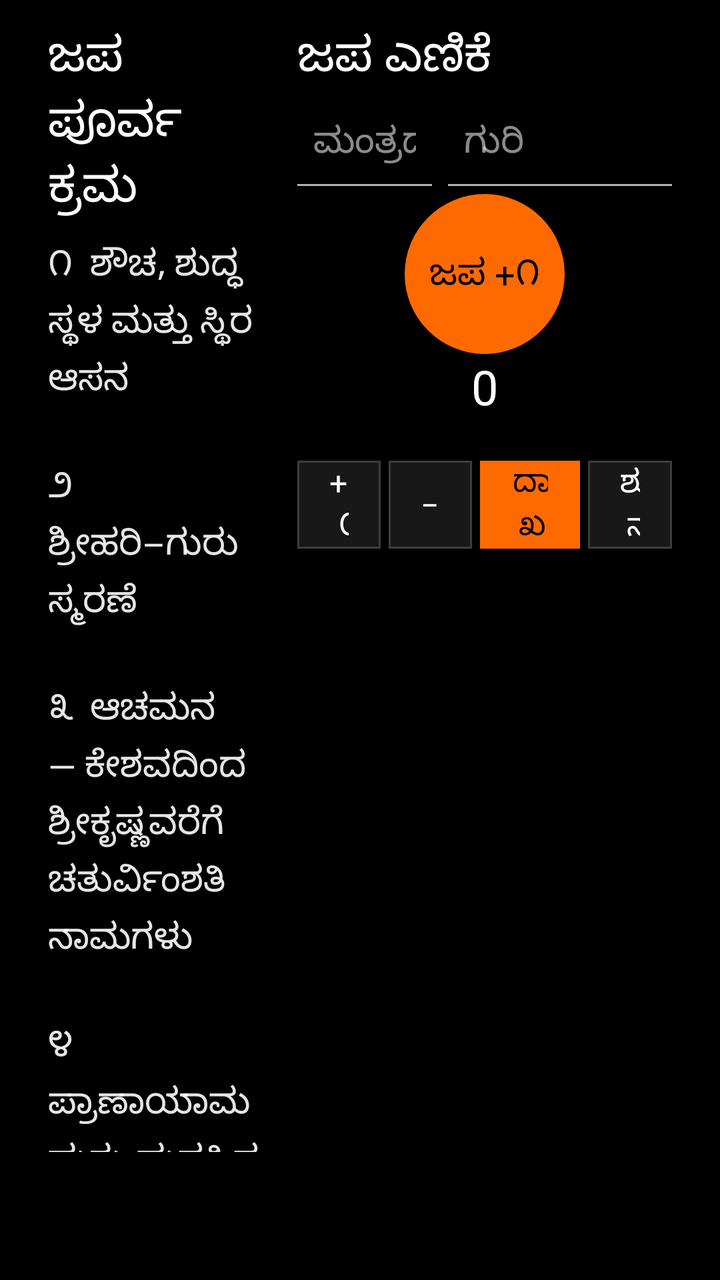
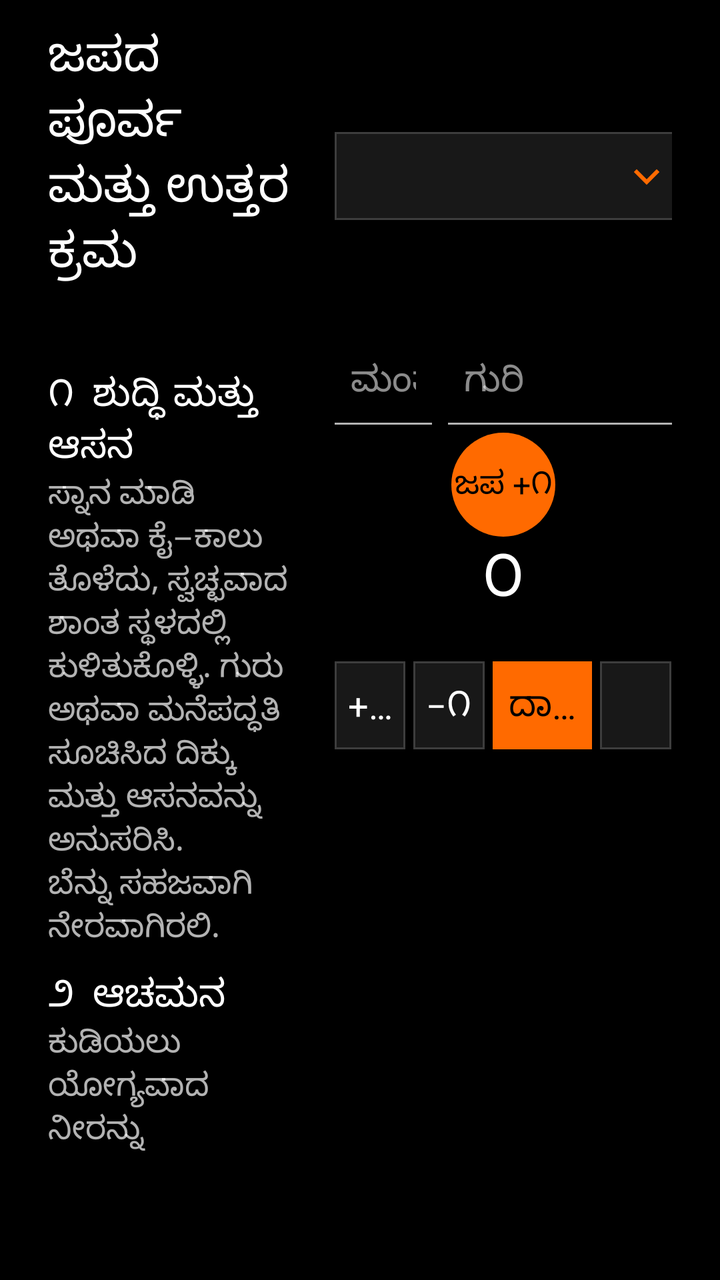

Two renders of the same Android screen: before a commit and after it. Below are the layout's source before the change and the commit's diff.
<!-- AndroidManifest.xml: application theme Theme.PaperDesk -->
<!-- res/layout/page_japa.xml -->
<?xml version="1.0" encoding="utf-8"?>
<LinearLayout xmlns:android="http://schemas.android.com/apk/res/android"
    android:layout_width="match_parent" android:layout_height="match_parent"
    android:background="@color/black" android:orientation="horizontal"
    android:paddingLeft="@dimen/page_pad_h" android:paddingTop="@dimen/page_pad_top" android:paddingRight="@dimen/page_pad_h" android:paddingBottom="@dimen/footer_bar">
    <ScrollView android:layout_width="0dp" android:layout_height="match_parent" android:layout_weight="0.40" android:fillViewport="true" android:scrollbars="none" android:paddingRight="18dp">
        <LinearLayout android:layout_width="match_parent" android:layout_height="wrap_content" android:orientation="vertical">
            <TextView android:id="@+id/japaRitualTitle" style="@style/Desk.Title" android:layout_width="match_parent" android:layout_height="wrap_content" android:text="ಜಪ ಪೂರ್ವ ಕ್ರಮ" />
            <TextView style="@style/Desk.Body" android:layout_width="match_parent" android:layout_height="wrap_content" android:layout_marginTop="10dp" android:lineSpacingExtra="4dp" android:text="೧  ಶೌಚ, ಶುದ್ಧ ಸ್ಥಳ ಮತ್ತು ಸ್ಥಿರ ಆಸನ&#10;&#10;೨  ಶ್ರೀಹರಿ–ಗುರು ಸ್ಮರಣೆ&#10;&#10;೩  ಆಚಮನ — ಕೇಶವದಿಂದ ಶ್ರೀಕೃಷ್ಣವರೆಗೆ ಚತುರ್ವಿಂಶತಿ ನಾಮಗಳು&#10;&#10;೪  ಪ್ರಾಣಾಯಾಮ ಮತ್ತು ಮನಸ್ಸಿನ ಏಕಾಗ್ರತೆ&#10;&#10;೫  ಸಂಕಲ್ಪ — ಮಂತ್ರ, ಉದ್ದೇಶ ಮತ್ತು ಇಂದಿನ ಗುರಿ&#10;&#10;೬  ಗುರು ಉಪದೇಶಿಸಿದ್ದರೆ ಮಾತ್ರ ವಿನಿಯೋಗ, ಕರನ್ಯಾಸ, ಅಂಗನ್ಯಾಸ ಮತ್ತು ಧ್ಯಾನ&#10;&#10;೭  ನಿಗದಿತ ಮಂತ್ರ ಜಪ&#10;&#10;೮  ಜಪ ಸಮರ್ಪಣೆ — ಸರ್ವಂ ಶ್ರೀಮನ್ನಾರಾಯಣಾರ್ಪಣಮಸ್ತು" />
            <TextView style="@style/Desk.Meta" android:layout_width="match_parent" android:layout_height="wrap_content" android:layout_marginTop="14dp" android:text="ಬೀಜ/ದೀಕ್ಷಾ ಮಂತ್ರಗಳ ವಿಧಾನವನ್ನು ಗುರು ಉಪದೇಶದಂತೆ ಮಾತ್ರ ಆಚರಿಸಿ. ಎಲ್ಲಾ ಮಂತ್ರಗಳಿಗೂ ಒಂದೇ ನ್ಯಾಸ ಅನ್ವಯಿಸುವುದಿಲ್ಲ." />
        </LinearLayout>
    </ScrollView>
    <LinearLayout android:layout_width="0dp" android:layout_height="match_parent" android:layout_weight="0.60" android:gravity="center_horizontal" android:orientation="vertical">
        <TextView android:id="@+id/japaTitle" style="@style/Desk.Title" android:layout_width="match_parent" android:layout_height="wrap_content" android:text="ಜಪ ಎಣಿಕೆ" />
        <LinearLayout android:layout_width="match_parent" android:layout_height="wrap_content" android:layout_marginTop="4dp" android:orientation="horizontal">
            <EditText android:id="@+id/japaMantra" android:layout_width="0dp" android:layout_height="44dp" android:layout_weight="1" android:background="@drawable/bg_input" android:hint="ಮಂತ್ರದ ಹೆಸರು" android:padding="8dp" android:singleLine="true" android:textColor="@color/white" android:textColorHint="@color/white_55" />
            <EditText android:id="@+id/japaTarget" android:layout_width="112dp" android:layout_height="44dp" android:layout_marginLeft="8dp" android:background="@drawable/bg_input" android:hint="ಗುರಿ" android:inputType="number" android:maxLength="18" android:padding="8dp" android:singleLine="true" android:textColor="@color/white" android:textColorHint="@color/white_55" />
        </LinearLayout>
        <TextView android:id="@+id/japaTap" android:layout_width="80dp" android:layout_height="80dp" android:layout_marginTop="4dp" android:background="@drawable/bg_circle_fill" android:contentDescription="ಒಂದು ಜಪ ಸೇರಿಸಿ" android:gravity="center" android:text="ಜಪ +೧" android:textColor="@color/black" android:textSize="18sp" />
        <TextView android:id="@+id/japaCurrent" android:layout_width="match_parent" android:layout_height="wrap_content" android:gravity="center" android:text="0" android:textColor="@color/white" android:textSize="24sp" />
        <TextView android:id="@+id/japaProgress" style="@style/Desk.Meta" android:layout_width="match_parent" android:layout_height="wrap_content" android:gravity="center" />
        <LinearLayout android:layout_width="match_parent" android:layout_height="44dp" android:layout_marginTop="2dp" android:orientation="horizontal">
            <TextView android:id="@+id/japa108" style="@style/Desk.Button" android:layout_width="0dp" android:layout_height="match_parent" android:layout_weight="1" android:gravity="center" android:text="+೧೦೮" />
            <TextView android:id="@+id/japaUndo" style="@style/Desk.Button" android:layout_width="0dp" android:layout_height="match_parent" android:layout_marginLeft="4dp" android:layout_weight="1" android:contentDescription="ಒಂದು ಎಣಿಕೆ ಹಿಂದಕ್ಕೆ" android:gravity="center" android:text="−೧" />
            <TextView android:id="@+id/japaComplete" style="@style/Desk.Button.Accent" android:layout_width="0dp" android:layout_height="match_parent" android:layout_marginLeft="4dp" android:layout_weight="1.2" android:contentDescription="ಜಪ ಅವಧಿ ದಾಖಲಿಸು" android:gravity="center" android:text="ದಾಖಲಿಸು" />
            <TextView android:id="@+id/japaReset" style="@style/Desk.Button" android:layout_width="0dp" android:layout_height="match_parent" android:layout_marginLeft="4dp" android:layout_weight="1" android:contentDescription="ಪ್ರಸ್ತುತ ಜಪ ಎಣಿಕೆಯನ್ನು ಮರುಹೊಂದಿಸು" android:gravity="center" android:text="ಶೂನ್ಯ" />
        </LinearLayout>
        <LinearLayout android:layout_width="match_parent" android:layout_height="wrap_content" android:layout_marginTop="4dp" android:orientation="horizontal">
            <TextView android:id="@+id/japaLifetime" style="@style/Desk.Meta" android:layout_width="0dp" android:layout_height="wrap_content" android:layout_weight="1" />
            <TextView android:id="@+id/japaSessions" style="@style/Desk.Meta" android:layout_width="0dp" android:layout_height="wrap_content" android:layout_weight="1" android:gravity="end" />
        </LinearLayout>
    </LinearLayout>
</LinearLayout>
<!-- resources referenced by this layout -->
<resources>
  <color name="black">#000000</color>
  <color name="white">#FFFFFF</color>
  <color name="white_55">#8CFFFFFF</color>
  <dimen name="footer_bar">64dp</dimen>
  <dimen name="page_pad_h">24dp</dimen>
  <dimen name="page_pad_top">12dp</dimen>
  <style name="Desk.Body" parent="Desk">
          <item name="android:textSize">@dimen/type_body</item>
          <item name="android:fontWeight">400</item>
          <item name="android:textStyle">normal</item>
          <item name="android:textColor">@color/white_90</item>
      </style>
  <style name="Desk.Meta" parent="Desk">
          <item name="android:textSize">@dimen/type_meta</item>
          <item name="android:fontWeight">400</item>
          <item name="android:textStyle">normal</item>
          <item name="android:textColor">@color/white_55</item>
      </style>
  <style name="Desk.Title" parent="Desk">
          <item name="android:textSize">@dimen/type_title</item>
          <item name="android:fontWeight">600</item>
          <item name="android:textStyle">normal</item>
          <item name="android:textColor">@color/white</item>
      </style>
  <color name="accent">#FF6A00</color>
  <dimen name="stroke_standard">1dp</dimen>
  <color name="white_70">#B3FFFFFF</color>
  <style name="Desk">
          <item name="android:fontFamily">sans-serif</item>
          <item name="android:textColor">@color/white</item>
      </style>
  <dimen name="type_body">18sp</dimen>
  <color name="white_90">#E6FFFFFF</color>
  <dimen name="btn_h">44dp</dimen>
  <dimen name="type_btn">16sp</dimen>
  <dimen name="space_16">16dp</dimen>
  <dimen name="type_meta">14sp</dimen>
  <dimen name="type_title">24sp</dimen>
  <style name="ShapeAppearance.PaperDesk" parent="ShapeAppearance.MaterialComponents">
          <item name="cornerFamily">rounded</item>
          <item name="cornerSize">0dp</item>
      </style>
  <style name="Desk.Check" parent="Widget.AppCompat.CompoundButton.CheckBox">
          <item name="android:button">@drawable/bg_checkbox</item>
      </style>
  <color name="surface_2">#181818</color>
  <color name="divider">#3D3D3D</color>
  <dimen name="space_8">8dp</dimen>
  <dimen name="touch">48dp</dimen>
  <dimen name="stroke_hairline">0.5dp</dimen>
  <dimen name="check">20dp</dimen>
  <dimen name="stroke">0.5dp</dimen>
  <!-- unchanged entries left out for length: 12 -->
</resources>

<!-- the commit's change to res/layout/page_japa.xml (unified diff, before → after) -->
@@ -1,31 +1,48 @@
 <?xml version="1.0" encoding="utf-8"?>
-<LinearLayout xmlns:android="http://schemas.android.com/apk/res/android"
-    android:layout_width="match_parent" android:layout_height="match_parent"
-    android:background="@color/black" android:orientation="horizontal"
-    android:paddingLeft="@dimen/page_pad_h" android:paddingTop="@dimen/page_pad_top" android:paddingRight="@dimen/page_pad_h" android:paddingBottom="@dimen/footer_bar">
-    <ScrollView android:layout_width="0dp" android:layout_height="match_parent" android:layout_weight="0.40" android:fillViewport="true" android:scrollbars="none" android:paddingRight="18dp">
+<LinearLayout xmlns:android="http://schemas.android.com/apk/res/android" android:layout_width="match_parent" android:layout_height="match_parent" android:background="@color/black" android:orientation="horizontal" android:paddingLeft="@dimen/page_pad_h" android:paddingTop="@dimen/page_pad_top" android:paddingRight="@dimen/page_pad_h" android:paddingBottom="@dimen/footer_bar">
+    <ScrollView android:layout_width="0dp" android:layout_height="match_parent" android:layout_weight="0.46" android:fillViewport="true" android:paddingRight="20dp" android:scrollbars="none">
         <LinearLayout android:layout_width="match_parent" android:layout_height="wrap_content" android:orientation="vertical">
-            <TextView android:id="@+id/japaRitualTitle" style="@style/Desk.Title" android:layout_width="match_parent" android:layout_height="wrap_content" android:text="ಜಪ ಪೂರ್ವ ಕ್ರಮ" />
-            <TextView style="@style/Desk.Body" android:layout_width="match_parent" android:layout_height="wrap_content" android:layout_marginTop="10dp" android:lineSpacingExtra="4dp" android:text="೧  ಶೌಚ, ಶುದ್ಧ ಸ್ಥಳ ಮತ್ತು ಸ್ಥಿರ ಆಸನ&#10;&#10;೨  ಶ್ರೀಹರಿ–ಗುರು ಸ್ಮರಣೆ&#10;&#10;೩  ಆಚಮನ — ಕೇಶವದಿಂದ ಶ್ರೀಕೃಷ್ಣವರೆಗೆ ಚತುರ್ವಿಂಶತಿ ನಾಮಗಳು&#10;&#10;೪  ಪ್ರಾಣಾಯಾಮ ಮತ್ತು ಮನಸ್ಸಿನ ಏಕಾಗ್ರತೆ&#10;&#10;೫  ಸಂಕಲ್ಪ — ಮಂತ್ರ, ಉದ್ದೇಶ ಮತ್ತು ಇಂದಿನ ಗುರಿ&#10;&#10;೬  ಗುರು ಉಪದೇಶಿಸಿದ್ದರೆ ಮಾತ್ರ ವಿನಿಯೋಗ, ಕರನ್ಯಾಸ, ಅಂಗನ್ಯಾಸ ಮತ್ತು ಧ್ಯಾನ&#10;&#10;೭  ನಿಗದಿತ ಮಂತ್ರ ಜಪ&#10;&#10;೮  ಜಪ ಸಮರ್ಪಣೆ — ಸರ್ವಂ ಶ್ರೀಮನ್ನಾರಾಯಣಾರ್ಪಣಮಸ್ತು" />
-            <TextView style="@style/Desk.Meta" android:layout_width="match_parent" android:layout_height="wrap_content" android:layout_marginTop="14dp" android:text="ಬೀಜ/ದೀಕ್ಷಾ ಮಂತ್ರಗಳ ವಿಧಾನವನ್ನು ಗುರು ಉಪದೇಶದಂತೆ ಮಾತ್ರ ಆಚರಿಸಿ. ಎಲ್ಲಾ ಮಂತ್ರಗಳಿಗೂ ಒಂದೇ ನ್ಯಾಸ ಅನ್ವಯಿಸುವುದಿಲ್ಲ." />
+            <TextView android:id="@+id/japaRitualTitle" style="@style/Desk.Title" android:layout_width="match_parent" android:layout_height="wrap_content" android:text="ಜಪದ ಪೂರ್ವ ಮತ್ತು ಉತ್ತರ ಕ್ರಮ" />
+            <TextView android:id="@+id/japaSankalpa" style="@style/Desk.Body2" android:layout_width="match_parent" android:layout_height="wrap_content" android:layout_marginTop="8dp" android:textColor="@color/accent" />
+            <TextView style="@style/Desk.Section" android:layout_width="match_parent" android:layout_height="wrap_content" android:layout_marginTop="12dp" android:text="೧  ಶುದ್ಧಿ ಮತ್ತು ಆಸನ" />
+            <TextView style="@style/Desk.Body2" android:layout_width="match_parent" android:layout_height="wrap_content" android:text="ಸ್ನಾನ ಮಾಡಿ ಅಥವಾ ಕೈ–ಕಾಲು ತೊಳೆದು, ಸ್ವಚ್ಛವಾದ ಶಾಂತ ಸ್ಥಳದಲ್ಲಿ ಕುಳಿತುಕೊಳ್ಳಿ. ಗುರು ಅಥವಾ ಮನೆಪದ್ಧತಿ ಸೂಚಿಸಿದ ದಿಕ್ಕು ಮತ್ತು ಆಸನವನ್ನು ಅನುಸರಿಸಿ. ಬೆನ್ನು ಸಹಜವಾಗಿ ನೇರವಾಗಿರಲಿ." />
+            <TextView style="@style/Desk.Section" android:layout_width="match_parent" android:layout_height="wrap_content" android:layout_marginTop="10dp" android:text="೨  ಆಚಮನ" />
+            <TextView style="@style/Desk.Body2" android:layout_width="match_parent" android:layout_height="wrap_content" android:text="ಕುಡಿಯಲು ಯೋಗ್ಯವಾದ ನೀರನ್ನು ಇಟ್ಟುಕೊಂಡು ನಿಮ್ಮ ಕುಟುಂಬದ ಮಾಧ್ವ ಕ್ರಮದಂತೆ ಆಚಮನ ಮಾಡಿ. ಕೇಶವದಿಂದ ಶ್ರೀಕೃಷ್ಣವರೆಗಿನ ಚತುರ್ವಿಂಶತಿ ನಾಮಗಳ ಕ್ರಮವನ್ನು ಕಲಿತ ರೀತಿಯಲ್ಲೇ ಬಳಸಿ." />
+            <TextView style="@style/Desk.Section" android:layout_width="match_parent" android:layout_height="wrap_content" android:layout_marginTop="10dp" android:text="೩  ಶ್ರೀಹರಿ–ಗುರು ಸ್ಮರಣೆ" />
+            <TextView style="@style/Desk.Body2" android:layout_width="match_parent" android:layout_height="wrap_content" android:text="ಶ್ರೀಹರಿ, ಮುಖ್ಯಪ್ರಾಣ ದೇವರು ಮತ್ತು ಗುರುಪರಂಪರೆಯನ್ನು ಸ್ಮರಿಸಿ ನಮಸ್ಕರಿಸಿ. ಮನಸ್ಸನ್ನು ಹೊರಗಿನ ಕೆಲಸಗಳಿಂದ ಹಿಂದಕ್ಕೆ ತಂದು ಜಪಕ್ಕೆ ಸಿದ್ಧಗೊಳಿಸಿ." />
+            <TextView style="@style/Desk.Section" android:layout_width="match_parent" android:layout_height="wrap_content" android:layout_marginTop="10dp" android:text="೪  ಪ್ರಾಣಾಯಾಮ" />
+            <TextView style="@style/Desk.Body2" android:layout_width="match_parent" android:layout_height="wrap_content" android:text="ಗುರುಗಳಿಂದ ಕಲಿತ ಪ್ರಾಣಾಯಾಮವಿದ್ದರೆ ಅದನ್ನು ನಿಗದಿತ ಮಂತ್ರ ಮತ್ತು ಸಂಖ್ಯೆಯಲ್ಲಿ ಮಾಡಿ. ಉಸಿರನ್ನು ಬಲವಂತವಾಗಿ ಹಿಡಿಯಬೇಡಿ; ಕಲಿತ ವಿಧಾನ ಇಲ್ಲದಿದ್ದರೆ ಕೆಲವು ಕ್ಷಣ ಶಾಂತವಾಗಿ ಸಹಜ ಉಸಿರನ್ನು ಗಮನಿಸಿ." />
+            <TextView style="@style/Desk.Section" android:layout_width="match_parent" android:layout_height="wrap_content" android:layout_marginTop="10dp" android:text="೫  ಸಂಕಲ್ಪ" />
+            <TextView style="@style/Desk.Body2" android:layout_width="match_parent" android:layout_height="wrap_content" android:text="ಸಕ್ರಿಯ ವ್ಯಕ್ತಿಯ ಹೆಸರು, ಗೋತ್ರ ಮತ್ತು ನಕ್ಷತ್ರವನ್ನು ಮನಸ್ಸಿನಲ್ಲಿ ಅಥವಾ ಪದ್ಧತಿಯಂತೆ ಹೇಳಿ. ಯಾವ ಮಂತ್ರವನ್ನು, ಎಷ್ಟು ಬಾರಿ ಜಪಿಸುತ್ತೀರಿ ಎಂಬುದನ್ನು ಸ್ಪಷ್ಟವಾಗಿ ನಿಶ್ಚಯಿಸಿ. ಮೇಲಿನ ಕಿತ್ತಳೆ ಸಾಲು ಆಯ್ದ ಪ್ರೊಫೈಲ್‌ನ ನೆನಪಿನ ಸೂಚನೆ." />
+            <TextView style="@style/Desk.Section" android:layout_width="match_parent" android:layout_height="wrap_content" android:layout_marginTop="10dp" android:text="೬  ನ್ಯಾಸ ಮತ್ತು ಧ್ಯಾನ" />
+            <TextView style="@style/Desk.Body2" android:layout_width="match_parent" android:layout_height="wrap_content" android:text="ವಿನಿಯೋಗ, ಋಷ್ಯಾದಿನ್ಯಾಸ, ಕರನ್ಯಾಸ, ಅಂಗನ್ಯಾಸ ಮತ್ತು ಧ್ಯಾನವನ್ನು ಆ ಮಂತ್ರಕ್ಕೆ ಗುರು ಉಪದೇಶಿಸಿದ್ದರೆ ಮಾತ್ರ ಮಾಡಿ. ಒಂದು ಮಂತ್ರದ ಕ್ರಮವನ್ನು ಮತ್ತೊಂದಕ್ಕೆ ಅನ್ವಯಿಸಬೇಡಿ." />
+            <TextView style="@style/Desk.Section" android:layout_width="match_parent" android:layout_height="wrap_content" android:layout_marginTop="10dp" android:text="೭  ಜಪ" />
+            <TextView style="@style/Desk.Body2" android:layout_width="match_parent" android:layout_height="wrap_content" android:text="ಮಂತ್ರವನ್ನು ಸರಿಯಾದ ಉಚ್ಚಾರಣೆ ಮತ್ತು ಸ್ಥಿರ ಗತಿಯಲ್ಲಿ ಜಪಿಸಿ. ಮಾಲೆ ಬಳಸಿದರೆ ಮೇರುವನ್ನು ದಾಟದೆ ಹಿಂದಿರುಗಿ; ಮಾಲೆಯನ್ನು ಗೌರವದಿಂದ ಮುಚ್ಚಿಟ್ಟುಕೊಳ್ಳಿ. ಪ್ರತಿ ಜಪಕ್ಕೆ ದೊಡ್ಡ ಕಿತ್ತಳೆ ಗುಂಡಿಯನ್ನು ಒತ್ತಿ." />
+            <TextView style="@style/Desk.Section" android:layout_width="match_parent" android:layout_height="wrap_content" android:layout_marginTop="10dp" android:text="೮  ಸಮರ್ಪಣೆ ಮತ್ತು ದಾಖಲೆ" />
+            <TextView style="@style/Desk.Body2" android:layout_width="match_parent" android:layout_height="wrap_content" android:text="ಜಪ ಮುಗಿದ ನಂತರ ಅದರ ಫಲವನ್ನು ಶ್ರೀಮನ್ನಾರಾಯಣನಿಗೆ ಸಮರ್ಪಿಸಿ. ‘ದಾಖಲಿಸು’ ಒತ್ತಿದಾಗ ಈ ಅವಧಿ ಆಯ್ದ ವ್ಯಕ್ತಿಯ ಜೀವಮಾನ ದಾಖಲೆಗೆ ಸೇರುತ್ತದೆ ಮತ್ತು ಪ್ರಸ್ತುತ ಎಣಿಕೆ ಶೂನ್ಯವಾಗುತ್ತದೆ." />
+            <TextView style="@style/Desk.Meta" android:layout_width="match_parent" android:layout_height="wrap_content" android:layout_marginTop="14dp" android:text="ದೀಕ್ಷಾ, ಬೀಜ ಮತ್ತು ಗುಪ್ತ ಮಂತ್ರಗಳಿಗೆ ಈ ಸಾಮಾನ್ಯ ಸೂಚನೆ ಸಾಕಾಗುವುದಿಲ್ಲ. ನಿಮ್ಮ ಗುರುಗಳ ಉಪದೇಶವೇ ಪ್ರಧಾನ." />
         </LinearLayout>
     </ScrollView>
-    <LinearLayout android:layout_width="0dp" android:layout_height="match_parent" android:layout_weight="0.60" android:gravity="center_horizontal" android:orientation="vertical">
-        <TextView android:id="@+id/japaTitle" style="@style/Desk.Title" android:layout_width="match_parent" android:layout_height="wrap_content" android:text="ಜಪ ಎಣಿಕೆ" />
+    <LinearLayout android:layout_width="0dp" android:layout_height="match_parent" android:layout_weight="0.54" android:gravity="center_horizontal" android:orientation="vertical">
+        <LinearLayout android:layout_width="match_parent" android:layout_height="wrap_content" android:gravity="center_vertical" android:orientation="horizontal">
+            <TextView android:id="@+id/japaTitle" style="@style/Desk.Section" android:layout_width="0dp" android:layout_height="wrap_content" android:layout_weight="1" android:text="ಜಪ ಎಣಿಕೆ" />
+            <Spinner android:id="@+id/japaProfile" android:layout_width="210dp" android:layout_height="44dp" android:background="@drawable/bg_dropdown" android:popupBackground="@color/surface_2" android:spinnerMode="dropdown" />
+        </LinearLayout>
+        <TextView android:id="@+id/japaProfileMeta" style="@style/Desk.Meta" android:layout_width="match_parent" android:layout_height="wrap_content" android:gravity="end" android:visibility="gone" />
         <LinearLayout android:layout_width="match_parent" android:layout_height="wrap_content" android:layout_marginTop="4dp" android:orientation="horizontal">
-            <EditText android:id="@+id/japaMantra" android:layout_width="0dp" android:layout_height="44dp" android:layout_weight="1" android:background="@drawable/bg_input" android:hint="ಮಂತ್ರದ ಹೆಸರು" android:padding="8dp" android:singleLine="true" android:textColor="@color/white" android:textColorHint="@color/white_55" />
-            <EditText android:id="@+id/japaTarget" android:layout_width="112dp" android:layout_height="44dp" android:layout_marginLeft="8dp" android:background="@drawable/bg_input" android:hint="ಗುರಿ" android:inputType="number" android:maxLength="18" android:padding="8dp" android:singleLine="true" android:textColor="@color/white" android:textColorHint="@color/white_55" />
+            <EditText android:id="@+id/japaMantra" android:layout_width="0dp" android:layout_height="44dp" android:layout_weight="1" android:background="@drawable/bg_input" android:hint="ಮಂತ್ರದ ಹೆಸರು" android:padding="8dp" android:singleLine="true" android:textColor="@color/white" android:textColorHint="@color/white_55" android:textSize="18sp" />
+            <EditText android:id="@+id/japaTarget" android:layout_width="112dp" android:layout_height="44dp" android:layout_marginLeft="8dp" android:background="@drawable/bg_input" android:hint="ಗುರಿ" android:inputType="number" android:maxLength="18" android:padding="8dp" android:singleLine="true" android:textColor="@color/white" android:textColorHint="@color/white_55" android:textSize="18sp" />
         </LinearLayout>
-        <TextView android:id="@+id/japaTap" android:layout_width="80dp" android:layout_height="80dp" android:layout_marginTop="4dp" android:background="@drawable/bg_circle_fill" android:contentDescription="ಒಂದು ಜಪ ಸೇರಿಸಿ" android:gravity="center" android:text="ಜಪ +೧" android:textColor="@color/black" android:textSize="18sp" />
-        <TextView android:id="@+id/japaCurrent" android:layout_width="match_parent" android:layout_height="wrap_content" android:gravity="center" android:text="0" android:textColor="@color/white" android:textSize="24sp" />
+        <TextView android:id="@+id/japaTap" android:layout_width="52dp" android:layout_height="52dp" android:layout_marginTop="4dp" android:background="@drawable/bg_circle_fill" android:contentDescription="ಒಂದು ಜಪ ಸೇರಿಸಿ" android:gravity="center" android:text="ಜಪ +೧" android:textColor="@color/black" android:textSize="16sp" />
+        <TextView android:id="@+id/japaCurrent" android:layout_width="match_parent" android:layout_height="wrap_content" android:gravity="center" android:text="೦" android:textColor="@color/white" android:textSize="30sp" />
         <TextView android:id="@+id/japaProgress" style="@style/Desk.Meta" android:layout_width="match_parent" android:layout_height="wrap_content" android:gravity="center" />
         <LinearLayout android:layout_width="match_parent" android:layout_height="44dp" android:layout_marginTop="2dp" android:orientation="horizontal">
-            <TextView android:id="@+id/japa108" style="@style/Desk.Button" android:layout_width="0dp" android:layout_height="match_parent" android:layout_weight="1" android:gravity="center" android:text="+೧೦೮" />
-            <TextView android:id="@+id/japaUndo" style="@style/Desk.Button" android:layout_width="0dp" android:layout_height="match_parent" android:layout_marginLeft="4dp" android:layout_weight="1" android:contentDescription="ಒಂದು ಎಣಿಕೆ ಹಿಂದಕ್ಕೆ" android:gravity="center" android:text="−೧" />
-            <TextView android:id="@+id/japaComplete" style="@style/Desk.Button.Accent" android:layout_width="0dp" android:layout_height="match_parent" android:layout_marginLeft="4dp" android:layout_weight="1.2" android:contentDescription="ಜಪ ಅವಧಿ ದಾಖಲಿಸು" android:gravity="center" android:text="ದಾಖಲಿಸು" />
-            <TextView android:id="@+id/japaReset" style="@style/Desk.Button" android:layout_width="0dp" android:layout_height="match_parent" android:layout_marginLeft="4dp" android:layout_weight="1" android:contentDescription="ಪ್ರಸ್ತುತ ಜಪ ಎಣಿಕೆಯನ್ನು ಮರುಹೊಂದಿಸು" android:gravity="center" android:text="ಶೂನ್ಯ" />
+            <TextView android:id="@+id/japa108" style="@style/Desk.Button" android:layout_width="0dp" android:layout_height="match_parent" android:layout_weight="1" android:gravity="center" android:paddingLeft="4dp" android:paddingRight="4dp" android:singleLine="true" android:text="+೧೦೮" android:textSize="18sp" />
+            <TextView android:id="@+id/japaUndo" style="@style/Desk.Button" android:layout_width="0dp" android:layout_height="match_parent" android:layout_marginLeft="4dp" android:layout_weight="1" android:contentDescription="ಒಂದು ಎಣಿಕೆ ಹಿಂದಕ್ಕೆ" android:gravity="center" android:paddingLeft="4dp" android:paddingRight="4dp" android:singleLine="true" android:text="−೧" android:textSize="18sp" />
+            <TextView android:id="@+id/japaComplete" style="@style/Desk.Button.Accent" android:layout_width="0dp" android:layout_height="match_parent" android:layout_marginLeft="4dp" android:layout_weight="1.4" android:contentDescription="ಜಪ ಅವಧಿ ದಾಖಲಿಸು" android:gravity="center" android:paddingLeft="4dp" android:paddingRight="4dp" android:singleLine="true" android:text="ದಾಖಲಿಸು" android:textSize="18sp" />
+            <TextView android:id="@+id/japaReset" style="@style/Desk.Button" android:layout_width="0dp" android:layout_height="match_parent" android:layout_marginLeft="4dp" android:layout_weight="1" android:contentDescription="ಪ್ರಸ್ತುತ ಜಪ ಎಣಿಕೆಯನ್ನು ಮರುಹೊಂದಿಸು" android:gravity="center" android:paddingLeft="4dp" android:paddingRight="4dp" android:singleLine="true" android:text="ಶೂನ್ಯ" android:textSize="18sp" />
         </LinearLayout>
-        <LinearLayout android:layout_width="match_parent" android:layout_height="wrap_content" android:layout_marginTop="4dp" android:orientation="horizontal">
+        <LinearLayout android:layout_width="match_parent" android:layout_height="wrap_content" android:layout_marginTop="8dp" android:orientation="horizontal">
             <TextView android:id="@+id/japaLifetime" style="@style/Desk.Meta" android:layout_width="0dp" android:layout_height="wrap_content" android:layout_weight="1" />
             <TextView android:id="@+id/japaSessions" style="@style/Desk.Meta" android:layout_width="0dp" android:layout_height="wrap_content" android:layout_weight="1" android:gravity="end" />
         </LinearLayout>
<!-- resource entries referenced after the edit -->
@@ -6,11 +6,17 @@
   <dimen name="footer_bar">64dp</dimen>
   <dimen name="page_pad_h">24dp</dimen>
   <dimen name="page_pad_top">12dp</dimen>
-  <style name="Desk.Body" parent="Desk">
-          <item name="android:textSize">@dimen/type_body</item>
+  <!-- drawable bg_dropdown (drawable) -->
+  <?xml version="1.0" encoding="utf-8"?>
+  <layer-list xmlns:android="http://schemas.android.com/apk/res/android">
+      <item android:drawable="@drawable/bg_dropdown_base" />
+      <item android:width="24dp" android:height="24dp" android:right="8dp" android:gravity="right|center_vertical" android:drawable="@drawable/ic_chevron_down" />
+  </layer-list>
+  <style name="Desk.Body2" parent="Desk">
+          <item name="android:textSize">@dimen/type_body2</item>
           <item name="android:fontWeight">400</item>
           <item name="android:textStyle">normal</item>
-          <item name="android:textColor">@color/white_90</item>
+          <item name="android:textColor">@color/white_70</item>
       </style>
   <style name="Desk.Meta" parent="Desk">
           <item name="android:textSize">@dimen/type_meta</item>
@@ -18,12 +24,30 @@
           <item name="android:textStyle">normal</item>
           <item name="android:textColor">@color/white_55</item>
       </style>
+  <style name="Desk.Section" parent="Desk">
+          <item name="android:textSize">@dimen/type_section</item>
+          <item name="android:fontWeight">500</item>
+          <item name="android:textStyle">normal</item>
+          <item name="android:textColor">@color/white</item>
+      </style>
   <style name="Desk.Title" parent="Desk">
           <item name="android:textSize">@dimen/type_title</item>
           <item name="android:fontWeight">600</item>
           <item name="android:textStyle">normal</item>
           <item name="android:textColor">@color/white</item>
       </style>
+  <!-- drawable bg_dropdown_base (drawable) -->
+  <?xml version="1.0" encoding="utf-8"?>
+  <shape xmlns:android="http://schemas.android.com/apk/res/android" android:shape="rectangle">
+      <solid android:color="@color/surface_2" />
+      <stroke android:width="1dp" android:color="@color/divider" />
+      <padding android:left="10dp" android:top="0dp" android:right="34dp" android:bottom="0dp" />
+  </shape>
+  <!-- drawable ic_chevron_down (drawable) -->
+  <?xml version="1.0" encoding="utf-8"?>
+  <vector xmlns:android="http://schemas.android.com/apk/res/android" android:width="24dp" android:height="24dp" android:viewportWidth="24" android:viewportHeight="24">
+      <path android:fillColor="@android:color/transparent" android:strokeColor="@color/accent" android:strokeWidth="2" android:strokeLineCap="square" android:strokeLineJoin="miter" android:pathData="M7,10 L12,15 L17,10" />
+  </vector>
   <color name="accent">#FF6A00</color>
   <dimen name="stroke_standard">1dp</dimen>
   <color name="white_70">#B3FFFFFF</color>
@@ -31,12 +55,12 @@
           <item name="android:fontFamily">sans-serif</item>
           <item name="android:textColor">@color/white</item>
       </style>
-  <dimen name="type_body">18sp</dimen>
-  <color name="white_90">#E6FFFFFF</color>
+  <dimen name="type_body2">16sp</dimen>
   <dimen name="btn_h">44dp</dimen>
   <dimen name="type_btn">16sp</dimen>
   <dimen name="space_16">16dp</dimen>
   <dimen name="type_meta">14sp</dimen>
+  <dimen name="type_section">19sp</dimen>
   <dimen name="type_title">24sp</dimen>
   <style name="ShapeAppearance.PaperDesk" parent="ShapeAppearance.MaterialComponents">
           <item name="cornerFamily">rounded</item>
